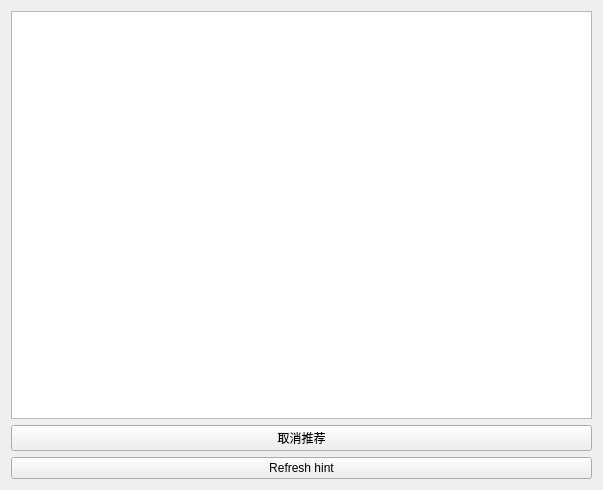
Before: the Qt Designer form ui/hintwindow.ui in fkjslee/Fragment, drawn with Qt 5.
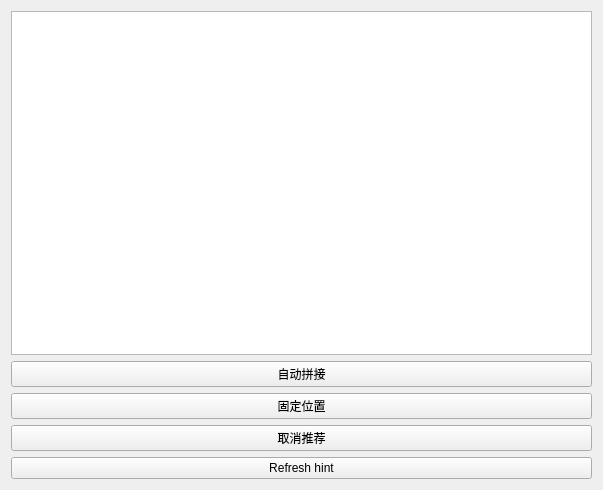
After: the same form once the commit is applied.

Commit message: refactor: complete virtual image, fragment will back to it's position when mouse leave

```diff
--- a/ui/hintwindow.ui
+++ b/ui/hintwindow.ui
@@ -20,6 +20,20 @@
    <item>
     <widget class="QGraphicsView" name="view"/>
    </item>
+   <item>
+    <widget class="QPushButton" name="btnAutoJoint">
+     <property name="text">
+      <string>自动拼接</string>
+     </property>
+    </widget>
+   </item>
+   <item>
+    <widget class="QPushButton" name="btnFixedPosition">
+     <property name="text">
+      <string>固定位置</string>
+     </property>
+    </widget>
+   </item>
    <item>
     <widget class="QPushButton" name="btnClearAI">
      <property name="text">
```
The commit also changes 7 other files.
